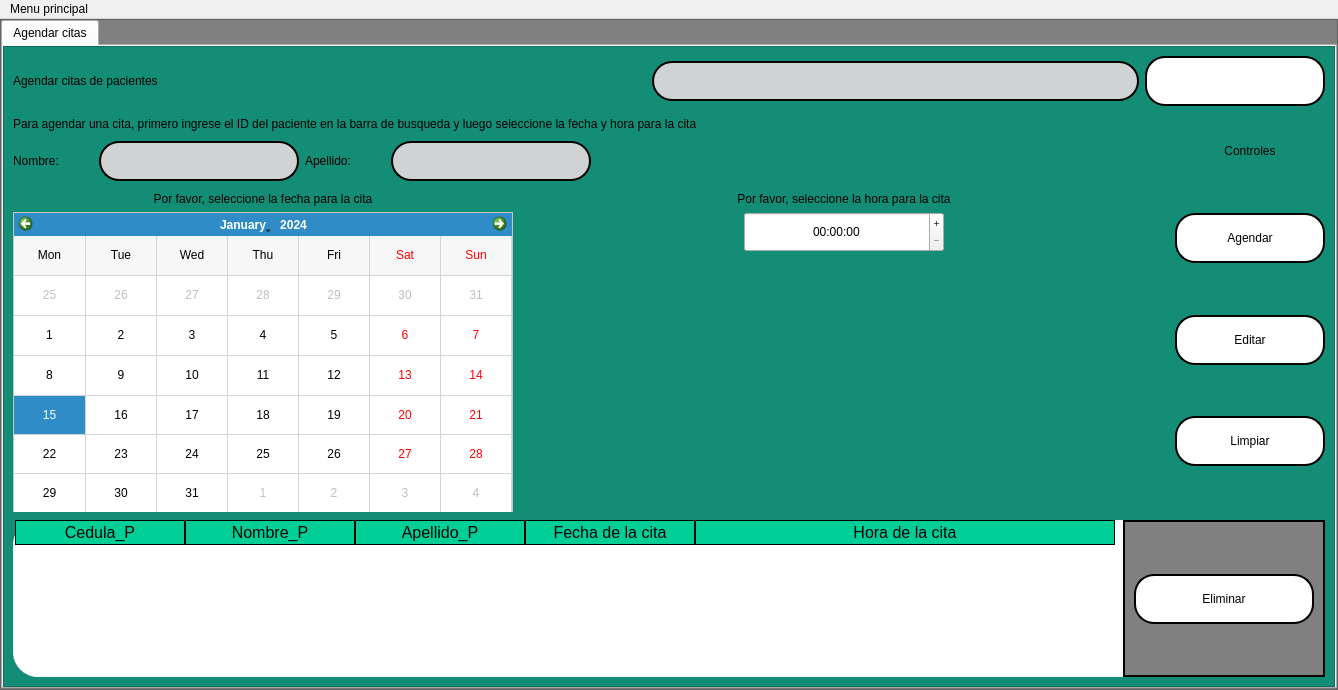
Old version of the form interfaces/citas(nuevo).ui in the repository Reinaldito04/App-Consultas-y-Historias-Medicas.
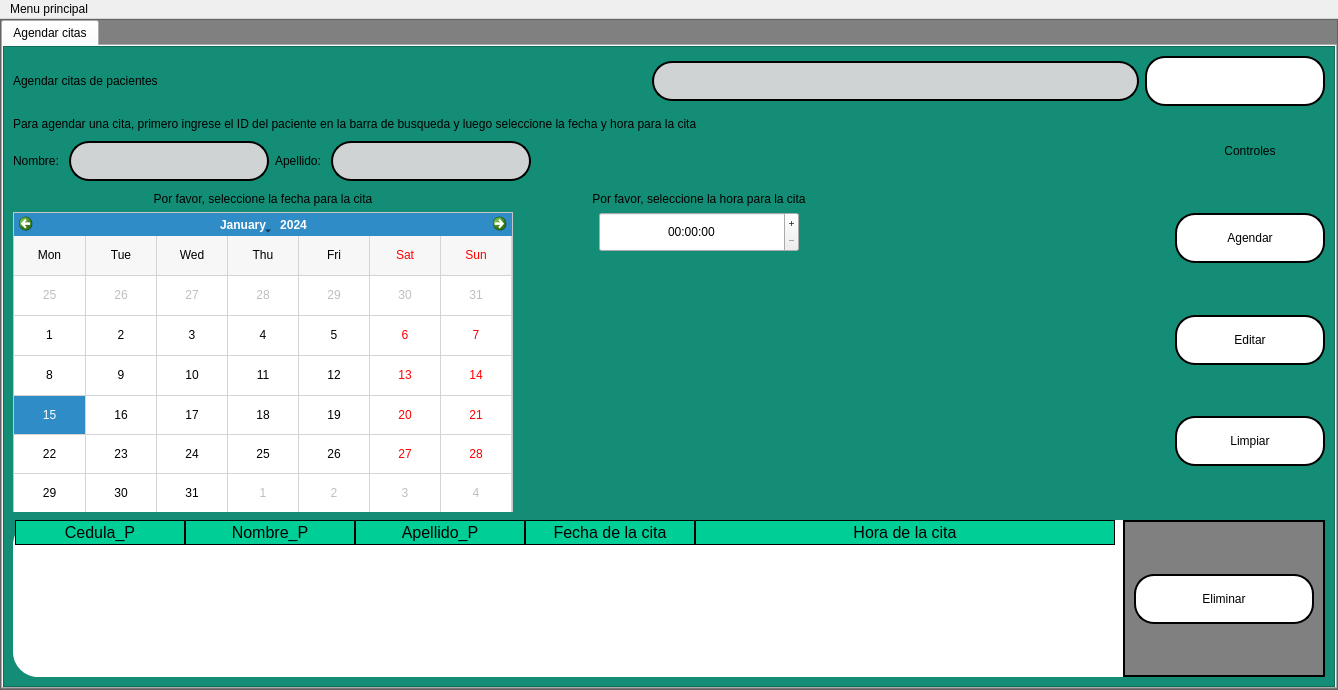
New version of the form. Icons and pictures are not drawn.

The edit to the form file:
```diff
--- a/interfaces/citas(nuevo).ui
+++ b/interfaces/citas(nuevo).ui
@@ -415,6 +415,19 @@
                       </item>
                      </layout>
                     </item>
+                    <item>
+                     <spacer name="horizontalSpacer_7">
+                      <property name="orientation">
+                       <enum>Qt::Horizontal</enum>
+                      </property>
+                      <property name="sizeHint" stdset="0">
+                       <size>
+                        <width>40</width>
+                        <height>20</height>
+                       </size>
+                      </property>
+                     </spacer>
+                    </item>
                     <item>
                      <layout class="QVBoxLayout" name="verticalLayout_8">
                       <item>
@@ -519,6 +532,19 @@
                   </item>
                  </layout>
                 </item>
+                <item>
+                 <spacer name="horizontalSpacer_8">
+                  <property name="orientation">
+                   <enum>Qt::Horizontal</enum>
+                  </property>
+                  <property name="sizeHint" stdset="0">
+                   <size>
+                    <width>40</width>
+                    <height>20</height>
+                   </size>
+                  </property>
+                 </spacer>
+                </item>
                 <item>
                  <layout class="QVBoxLayout" name="verticalLayout_4">
                   <item>
```
